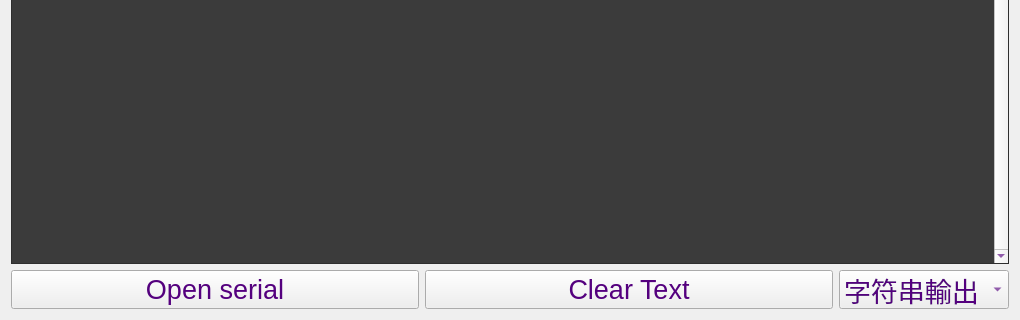
The window that mainwindow.ui (seblee/eland_com) describes before a commit, drawn with Qt 5; both pictures show x 0 to 1020 and y 280 to 600 of the 1020 by 600 pixel window.
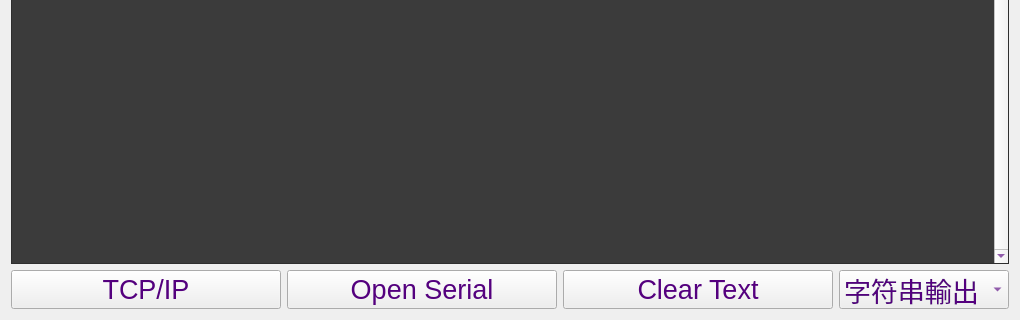
The same window after the commit. Icons and pictures are not drawn.

The edit to the form file:
```diff
--- a/mainwindow.ui
+++ b/mainwindow.ui
@@ -70,6 +70,22 @@
       </item>
       <item>
        <layout class="QHBoxLayout" name="horizontalLayout_2">
+        <item>
+         <widget class="QPushButton" name="Connect">
+          <property name="font">
+           <font>
+            <family>Arial</family>
+            <pointsize>20</pointsize>
+           </font>
+          </property>
+          <property name="text">
+           <string>TCP/IP</string>
+          </property>
+          <property name="shortcut">
+           <string>T</string>
+          </property>
+         </widget>
+        </item>
         <item>
          <widget class="QPushButton" name="open_close">
           <property name="minimumSize">
@@ -80,6 +96,7 @@
           </property>
           <property name="font">
            <font>
+            <family>Arial</family>
             <pointsize>20</pointsize>
            </font>
           </property>
@@ -87,10 +104,7 @@
            <bool>false</bool>
           </property>
           <property name="text">
-           <string>Open serial</string>
-          </property>
-          <property name="shortcut">
-           <string>Alt+S</string>
+           <string>Open Serial</string>
           </property>
          </widget>
         </item>
@@ -104,6 +118,7 @@
           </property>
           <property name="font">
            <font>
+            <family>Arial</family>
             <pointsize>20</pointsize>
            </font>
           </property>
```
Left out of the diff: 31 changed lines with no effect on the pictures.
